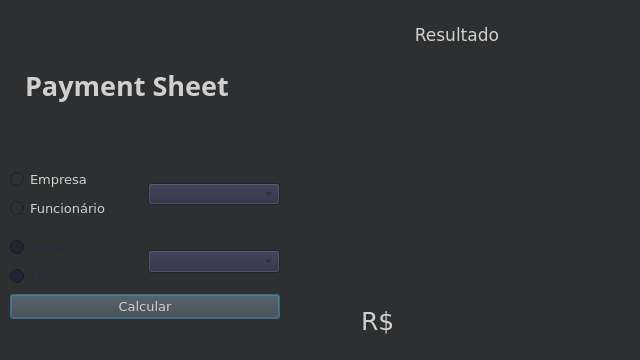
First picture: the form in release/paymentsheet.ui, repository NBrcS/Payroll-System, before the edit.
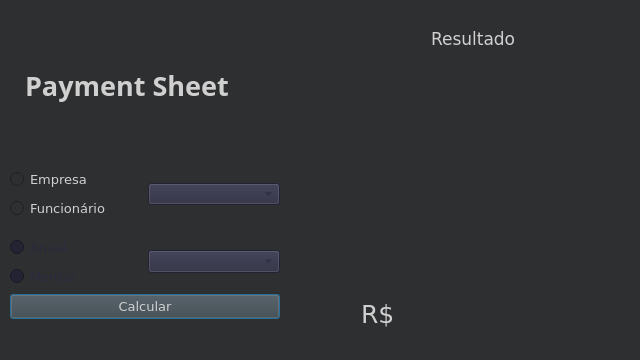
Second picture: the form after the edit.

```diff
--- a/release/paymentsheet.ui
+++ b/release/paymentsheet.ui
@@ -1527,6 +1527,12 @@
           <height>50</height>
          </size>
         </property>
+        <property name="maximumSize">
+         <size>
+          <width>16777215</width>
+          <height>50</height>
+         </size>
+        </property>
         <property name="font">
          <font>
           <family>Verdana</family>
@@ -1534,14 +1540,14 @@
          </font>
         </property>
         <property name="text">
-         <string>          Resultado</string>
+         <string>             Resultado</string>
         </property>
        </widget>
       </item>
       <item>
        <widget class="QLabel" name="label_info">
         <property name="sizePolicy">
-         <sizepolicy hsizetype="Preferred" vsizetype="Preferred">
+         <sizepolicy hsizetype="Preferred" vsizetype="Fixed">
           <horstretch>0</horstretch>
           <verstretch>0</verstretch>
          </sizepolicy>
@@ -1549,7 +1555,13 @@
         <property name="minimumSize">
          <size>
           <width>0</width>
-          <height>250</height>
+          <height>200</height>
+         </size>
+        </property>
+        <property name="maximumSize">
+         <size>
+          <width>16777215</width>
+          <height>200</height>
          </size>
         </property>
         <property name="text">
```
